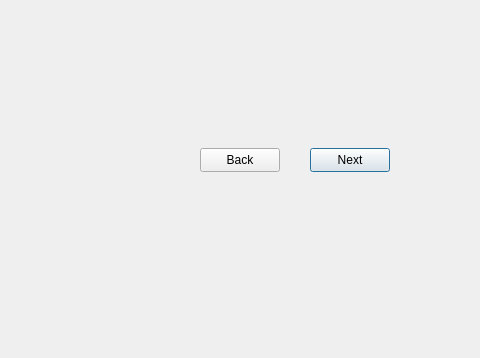
Qt form locateinfo.ui (Matin0789/Condottiere-) before a commit; both pictures show x 110 to 590 and y 242 to 600 of the 800 by 600 pixel window.
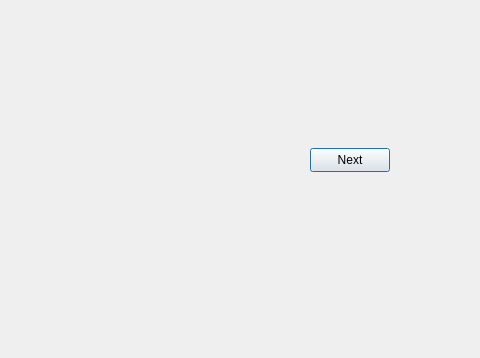
The same form after that commit. Icons and pictures are not drawn.

The edit to the form file:
```diff
--- a/locateinfo.ui
+++ b/locateinfo.ui
@@ -60,28 +60,6 @@
     <string>Next</string>
    </property>
   </widget>
-  <widget class="QPushButton" name="btn_back">
-   <property name="geometry">
-    <rect>
-     <x>310</x>
-     <y>390</y>
-     <width>80</width>
-     <height>24</height>
-    </rect>
-   </property>
-   <property name="cursor">
-    <cursorShape>ClosedHandCursor</cursorShape>
-   </property>
-   <property name="styleSheet">
-    <string notr="true">border-image: url(:/Description/Graphics/photos/download7.jpg);
-font: 9pt &quot;Segoe Print&quot;;
-
-color: rgb(0, 0, 0);</string>
-   </property>
-   <property name="text">
-    <string>Back</string>
-   </property>
-  </widget>
   <widget class="QLabel" name="lb_player_counter">
    <property name="geometry">
     <rect>
```
Left out of the diff: 1 changed line with no effect on the pictures.
